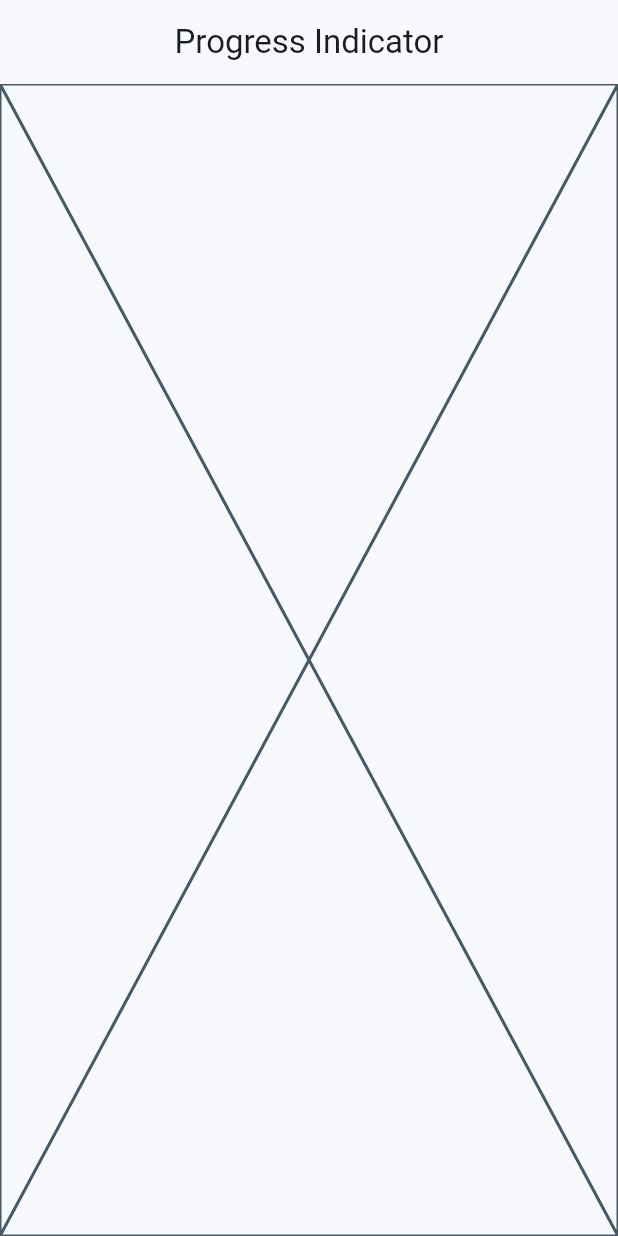
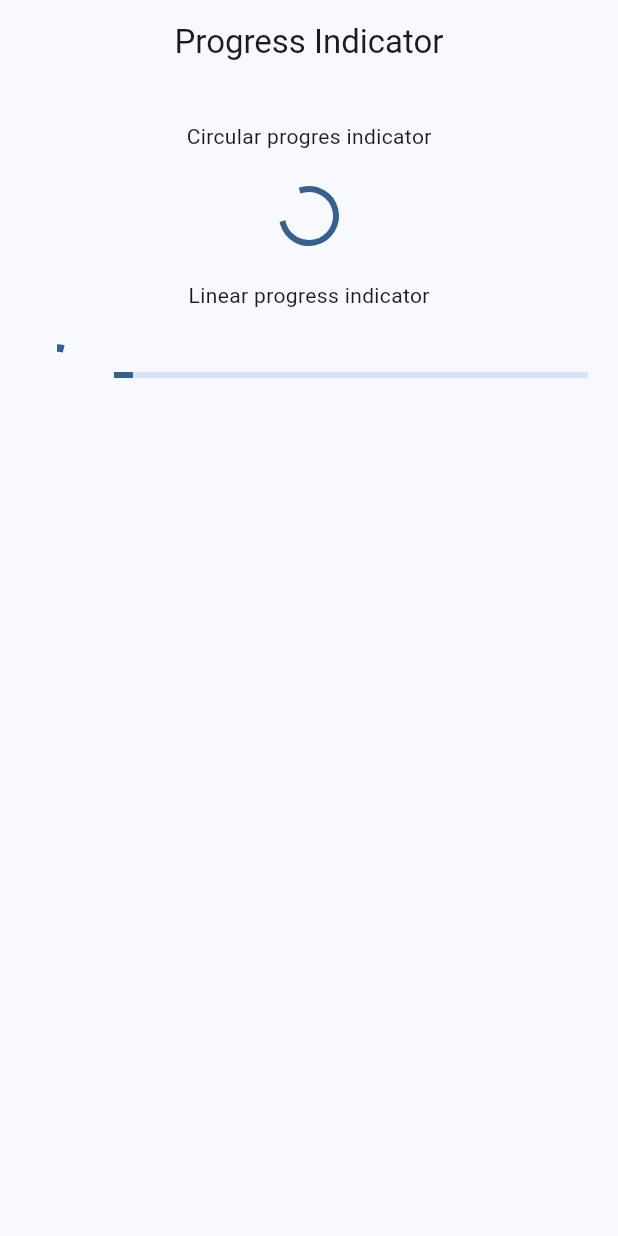
Before and after one commit to EduardoSolFer/widgets_app, a Flutter app: the ProgressScreen screen opened by its route, on a phone screen of 412 x 824 dp. Run offline on Flutter 3.47's test engine with Material 3 defaults, Android fonts, the phone set to English and light mode, and no system bars; our stand-ins replace go_router.

Commit message:
snackbar, progress and animated

```diff
--- a/lib/presentation/screens/progress/progress_screen.dart
+++ b/lib/presentation/screens/progress/progress_screen.dart
@@ -11,7 +11,7 @@ class ProgressScreen extends StatelessWidget {
           title: const Text("Progress Indicator"),
           centerTitle: true,
         ),
-        body: Progrees(),
+        body: const Progrees(),
       ),
     );
   }
@@ -22,6 +22,48 @@ class Progrees extends StatelessWidget {
 
   @override
   Widget build(BuildContext context) {
-    return const Placeholder();
+    return const Center(
+      child: Column(children: [
+        SizedBox(height: 25),
+        Text('Circular progres indicator'),
+        SizedBox(height: 25),
+        CircularProgressIndicator(),
+        SizedBox(height: 25),
+        Text('Linear progress indicator'),
+        SizedBox(height: 25),
+        _CircularProgressIndicator(),
+      ]),
+    );
   }
 }
+
+class _CircularProgressIndicator extends StatelessWidget {
+  const _CircularProgressIndicator({super.key});
+
+  @override
+  Widget build(BuildContext context) {
+    return StreamBuilder(
+        stream: Stream.periodic(const Duration(milliseconds: 500), (value) {
+          return (value * 2) / 100;
+        }).takeWhile((value) => value < 100),
+        builder: (context, snapshot) {
+          final progressValue = snapshot.data ?? 0;
+          return Padding(
+            padding: const EdgeInsets.symmetric(horizontal: 20),
+            child: Row(
+              mainAxisAlignment: MainAxisAlignment.center,
+              children: [
+                CircularProgressIndicator(
+                  value: progressValue,
+                  strokeWidth: 5,
+                ),
+                const SizedBox(width: 20),
+                Expanded(
+                  child: LinearProgressIndicator(value: progressValue),
+                ),
+              ],
+            ),
+          );
+        });
+  }
+}
```
Also changed, not shown: lib/presentation/screens/animated/animated_Screen.dart (+34 -2 lines), lib/presentation/screens/snackbar/snackbar_screen.dart (+63 -4 lines).
